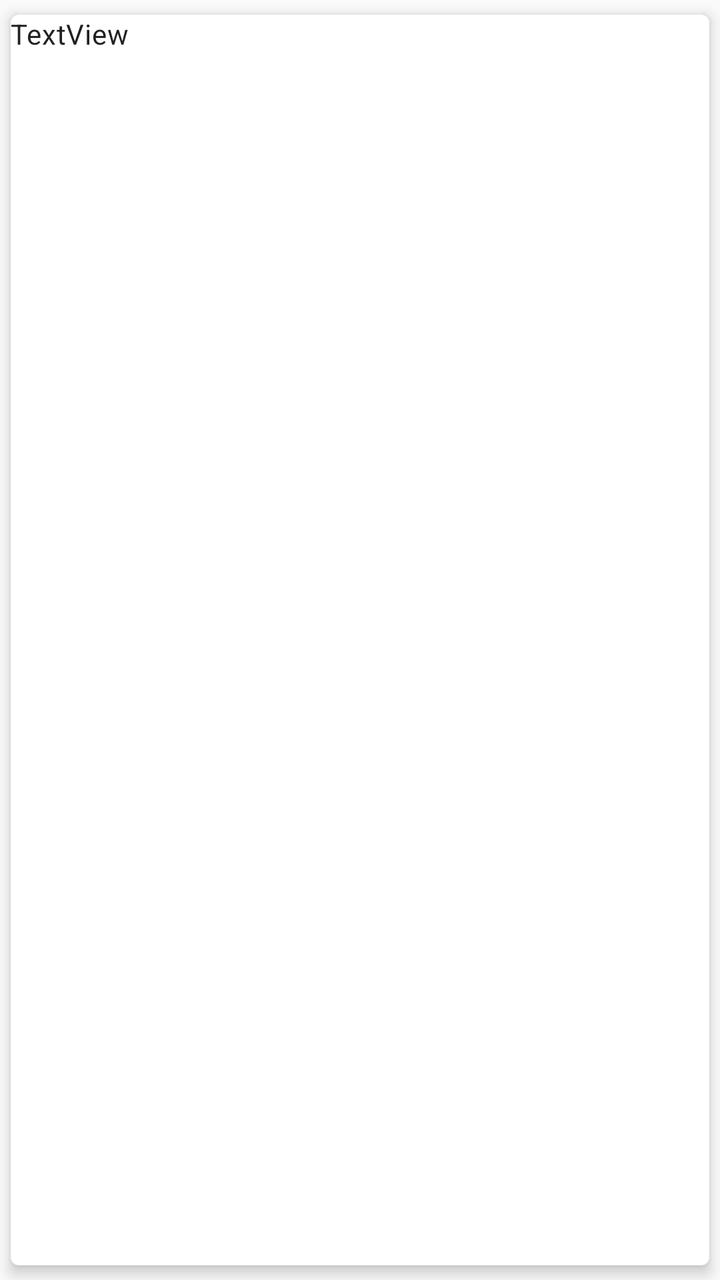
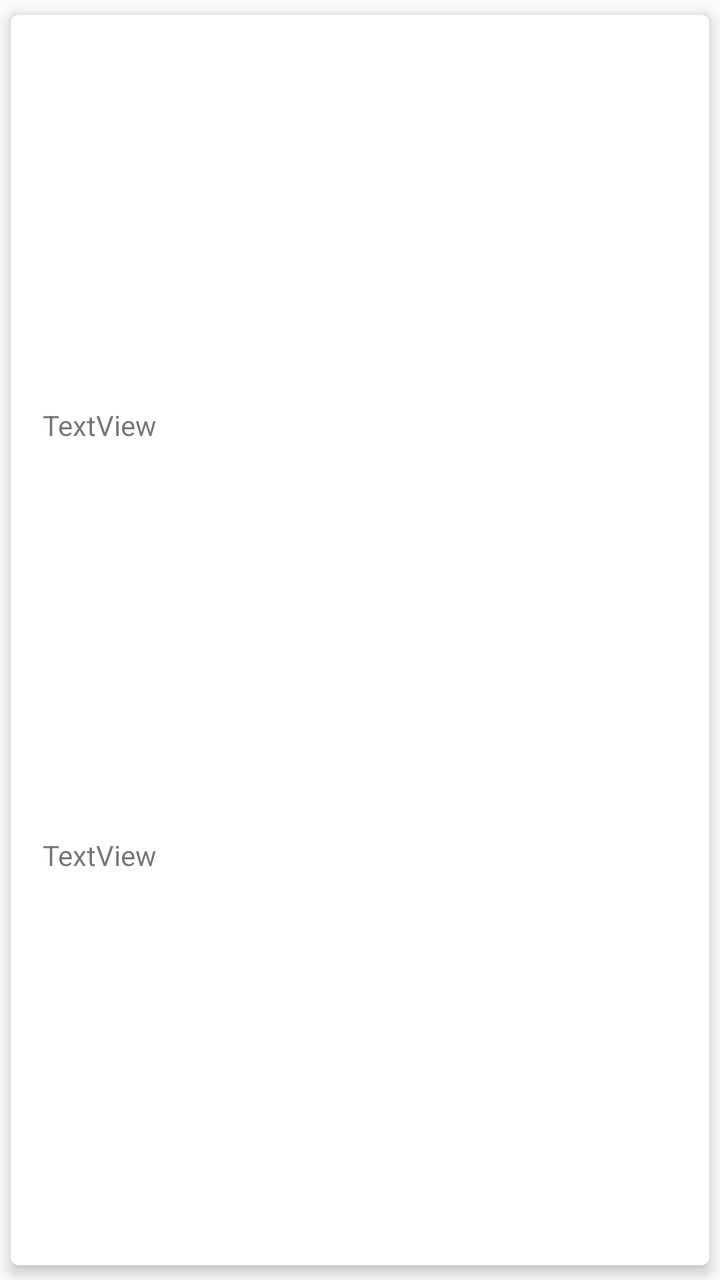

Two renders of the same Android screen: before a commit and after it. Below are the layout's source before the change and the commit's diff.
<!-- AndroidManifest.xml: application theme AppTheme -->
<!-- res/layout/item_portal.xml -->
<?xml version="1.0" encoding="utf-8"?>
<androidx.cardview.widget.CardView
    xmlns:android="http://schemas.android.com/apk/res/android"
    xmlns:card_view="http://schemas.android.com/apk/res-auto"
    android:id="@+id/card_view"
    android:layout_width="match_parent"
    android:layout_height="100dp"
    android:layout_gravity="center"
    card_view:cardCornerRadius="4dp"
    card_view:cardElevation="4dp"
    card_view:cardUseCompatPadding="true">

    <TextView
        android:id="@+id/textView"
        style="@style/TextAppearance.MaterialComponents.Body2"
        android:layout_width="126dp"
        android:layout_height="wrap_content"
        android:text="TextView" />

    <TextView
        android:id="@+id/tvReminder"
        style="@style/TextAppearance.MaterialComponents.Body2"
        android:layout_width="match_parent"
        android:layout_height="match_parent"
        android:layout_margin="16dp" />
</androidx.cardview.widget.CardView>
<!-- resources referenced by this layout -->
<resources>
  <style name="AppTheme" parent="Theme.AppCompat.Light.DarkActionBar">
          
          <item name="colorPrimary">@color/colorPrimary</item>
          <item name="colorPrimaryDark">@color/colorPrimaryDark</item>
          <item name="colorAccent">@color/colorAccent</item>
      </style>
  <color name="colorPrimary">#6200EE</color>
  <color name="colorPrimaryDark">#3700B3</color>
  <color name="colorAccent">#03DAC5</color>
</resources>

<!-- the commit's change to res/layout/item_portal.xml (unified diff, before → after) -->
@@ -2,6 +2,7 @@
 <androidx.cardview.widget.CardView
     xmlns:android="http://schemas.android.com/apk/res/android"
     xmlns:card_view="http://schemas.android.com/apk/res-auto"
+    xmlns:tools="http://schemas.android.com/tools"
     android:id="@+id/card_view"
     android:layout_width="match_parent"
     android:layout_height="100dp"
@@ -10,17 +11,34 @@
     card_view:cardElevation="4dp"
     card_view:cardUseCompatPadding="true">
 
-    <TextView
-        android:id="@+id/textView"
-        style="@style/TextAppearance.MaterialComponents.Body2"
-        android:layout_width="126dp"
-        android:layout_height="wrap_content"
-        android:text="TextView" />
 
-    <TextView
-        android:id="@+id/tvReminder"
-        style="@style/TextAppearance.MaterialComponents.Body2"
+    <androidx.constraintlayout.widget.ConstraintLayout
+        android:id="@+id/linearLayout"
         android:layout_width="match_parent"
-        android:layout_height="match_parent"
-        android:layout_margin="16dp" />
+        android:layout_height="match_parent">
+
+        <TextView
+            android:id="@+id/tvPortalTitle"
+            android:layout_width="0dp"
+            android:layout_height="wrap_content"
+            android:layout_marginStart="16dp"
+            android:layout_marginEnd="16dp"
+            android:text="TextView"
+            card_view:layout_constraintBottom_toTopOf="@+id/tvPortalUrl"
+            card_view:layout_constraintEnd_toEndOf="parent"
+            card_view:layout_constraintStart_toStartOf="parent"
+            card_view:layout_constraintTop_toTopOf="parent" />
+
+        <TextView
+            android:id="@+id/tvPortalUrl"
+            android:layout_width="0dp"
+            android:layout_height="wrap_content"
+            android:layout_marginStart="16dp"
+            android:layout_marginEnd="16dp"
+            android:text="TextView"
+            card_view:layout_constraintBottom_toBottomOf="parent"
+            card_view:layout_constraintEnd_toEndOf="parent"
+            card_view:layout_constraintStart_toStartOf="parent"
+            card_view:layout_constraintTop_toBottomOf="@+id/tvPortalTitle" />
+    </androidx.constraintlayout.widget.ConstraintLayout>
 </androidx.cardview.widget.CardView>
